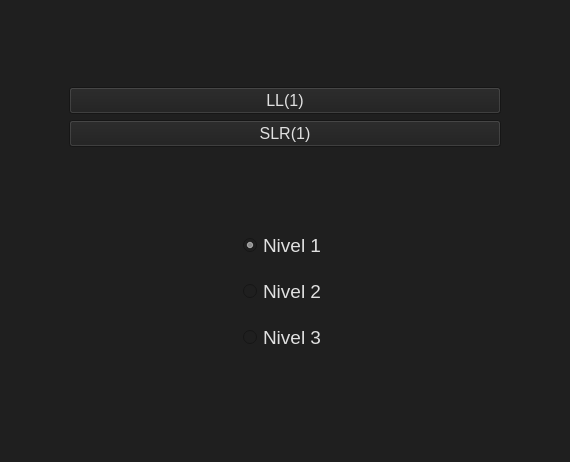
Old version of the form mainwindow.ui in the repository jose-rZM/SyntaxTutor.
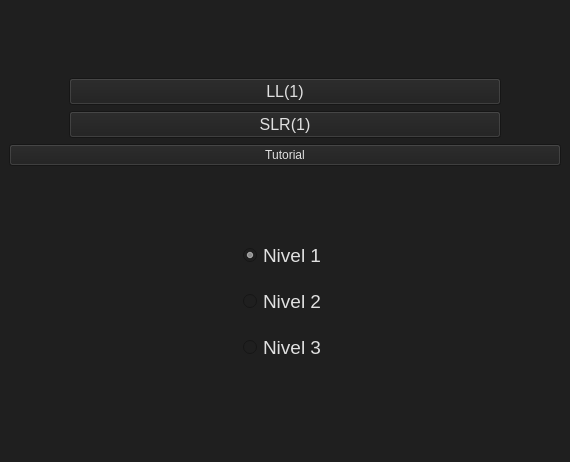
New version of the form. Icons and pictures are not drawn.

```diff
--- a/mainwindow.ui
+++ b/mainwindow.ui
@@ -73,6 +73,13 @@
         </property>
        </widget>
       </item>
+      <item>
+       <widget class="QPushButton" name="tutorial">
+        <property name="text">
+         <string>Tutorial</string>
+        </property>
+       </widget>
+      </item>
      </layout>
     </item>
     <item>
```
Left out of the diff: 2 changed lines with no effect on the pictures.
